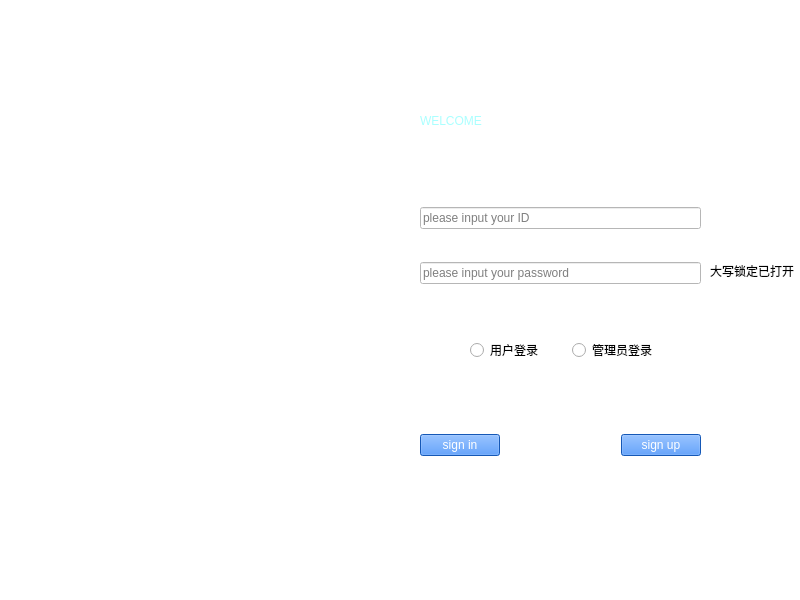
First picture: the form in LibraryManager/login.ui, repository Guodanding/713topteam_LibraryManagerSystem, before the edit.
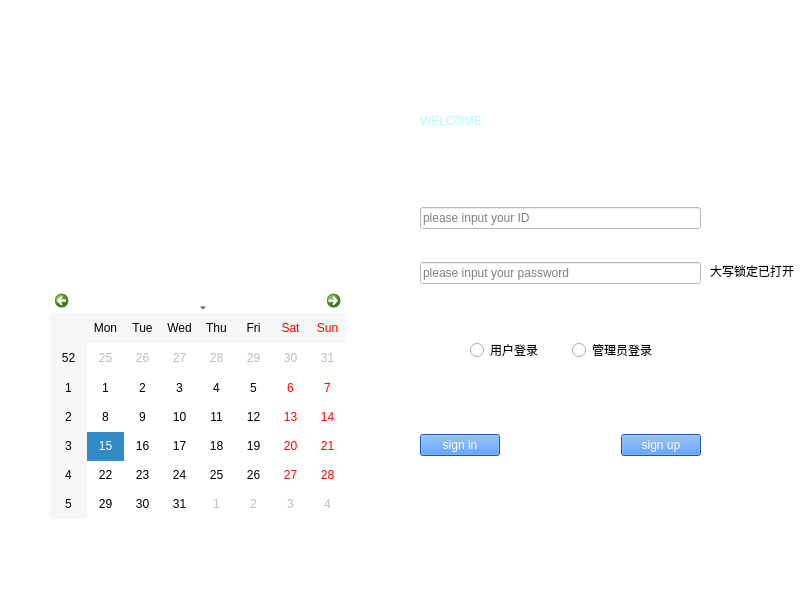
Second picture: the form after the edit.

Diff of the .ui file:
```diff
--- a/LibraryManager/login.ui
+++ b/LibraryManager/login.ui
@@ -170,6 +170,16 @@
     </item>
    </layout>
   </widget>
+  <widget class="QCalendarWidget" name="calendarWidget">
+   <property name="geometry">
+    <rect>
+     <x>50</x>
+     <y>290</y>
+     <width>296</width>
+     <height>229</height>
+    </rect>
+   </property>
+  </widget>
  </widget>
  <resources/>
  <connections/>
```
